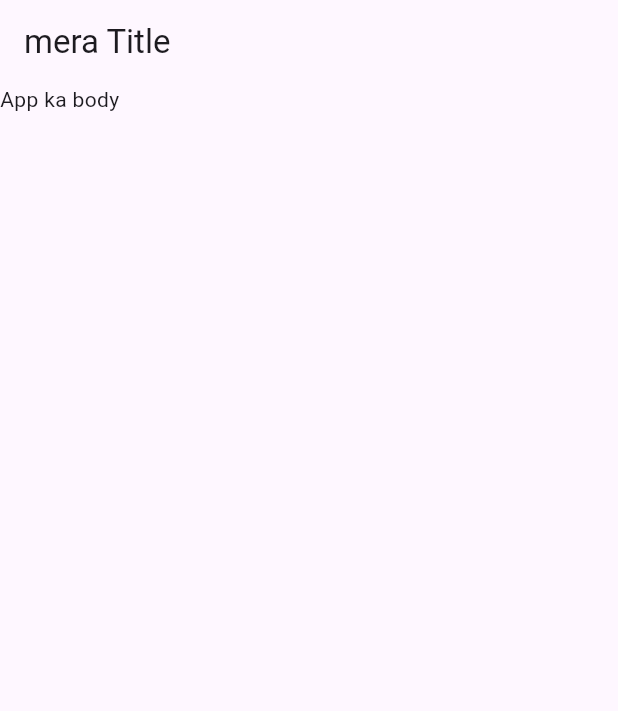
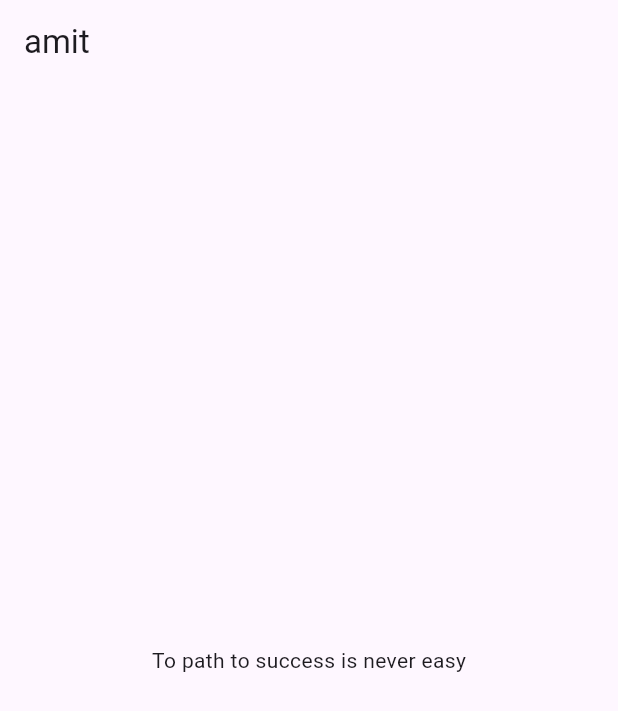
Before and after one commit to amitsingh1130/firstapp, a Flutter app: the screen it shows after launch, on a phone screen of 412 x 824 dp. Shown: the top 711 px of the screen. Run offline on Flutter 3.47's test engine with Material 3 defaults, Android fonts, the light colour scheme and no system bars.

Commit message:
Basic flutter command

```diff
--- a/lib/main.dart
+++ b/lib/main.dart
@@ -1,18 +1,24 @@
 import 'package:flutter/material.dart';
 
-void main() => runApp(const MyApp());
+void main() => runApp(const Amit());
 
 // #docregion my-app
-class MyApp extends StatelessWidget {
-  const MyApp({super.key});
+
+class Amit extends StatelessWidget {
+  const Amit({super.key});
 
   @override
   Widget build(BuildContext context) {
     return MaterialApp(
+      debugShowCheckedModeBanner: false,
+      title: 'amitTitle',
       home: Scaffold(
-        appBar: AppBar(title: const Text('mera Title')),
-
-        body: const Text('App ka body'
+        appBar: AppBar(title: const Text('amit')),
+        // #docregion centered-text
+        body: const Center(
+          // #docregion text
+          child: Text('To path to success is never easy'),
+          // #enddocregion text
         ),
         // #enddocregion centered-text
       ),
```
